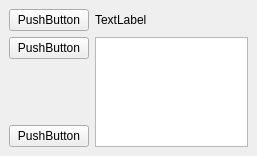
The window that QT/HomeWork_5/mainwindow.ui (FellzAndlat/HomeWorks) describes before a commit, drawn with Qt 5.
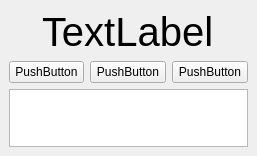
The same window after the commit. Icons and pictures are not drawn.

Diff of the .ui file:
```diff
--- a/QT/HomeWork_5/mainwindow.ui
+++ b/QT/HomeWork_5/mainwindow.ui
@@ -27,37 +27,42 @@
   </property>
   <widget class="QWidget" name="centralwidget">
    <layout class="QGridLayout" name="gridLayout">
-    <item row="4" column="2">
+    <item row="3" column="4">
      <widget class="QPushButton" name="clear">
       <property name="text">
        <string>PushButton</string>
       </property>
      </widget>
     </item>
-    <item row="0" column="3">
+    <item row="3" column="3">
+     <widget class="QPushButton" name="lap">
+      <property name="text">
+       <string>PushButton</string>
+      </property>
+     </widget>
+    </item>
+    <item row="3" column="2">
+     <widget class="QPushButton" name="startStop">
+      <property name="text">
+       <string>PushButton</string>
+      </property>
+     </widget>
+    </item>
+    <item row="4" column="2" colspan="3">
+     <widget class="QTextBrowser" name="textBrowser"/>
+    </item>
+    <item row="2" column="2" colspan="3" alignment="Qt::AlignmentFlag::AlignHCenter|Qt::AlignmentFlag::AlignVCenter">
      <widget class="QLabel" name="time">
+      <property name="font">
+       <font>
+        <pointsize>30</pointsize>
+       </font>
+      </property>
       <property name="text">
        <string>TextLabel</string>
       </property>
      </widget>
     </item>
-    <item row="2" column="3" rowspan="3">
-     <widget class="QTextBrowser" name="textBrowser"/>
-    </item>
-    <item row="0" column="2">
-     <widget class="QPushButton" name="startStop">
-      <property name="text">
-       <string>PushButton</string>
-      </property>
-     </widget>
-    </item>
-    <item row="2" column="2">
-     <widget class="QPushButton" name="lap">
-      <property name="text">
-       <string>PushButton</string>
-      </property>
-     </widget>
-    </item>
    </layout>
   </widget>
  </widget>
```
Left out of the diff: 24 changed lines with no effect on the pictures.
